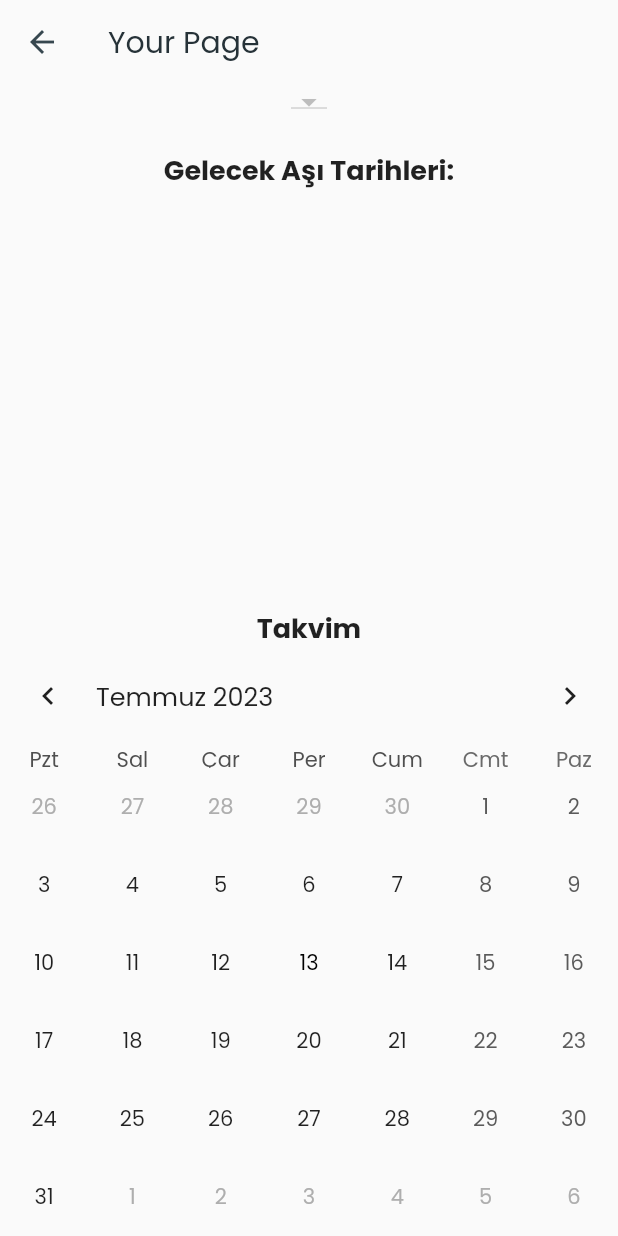
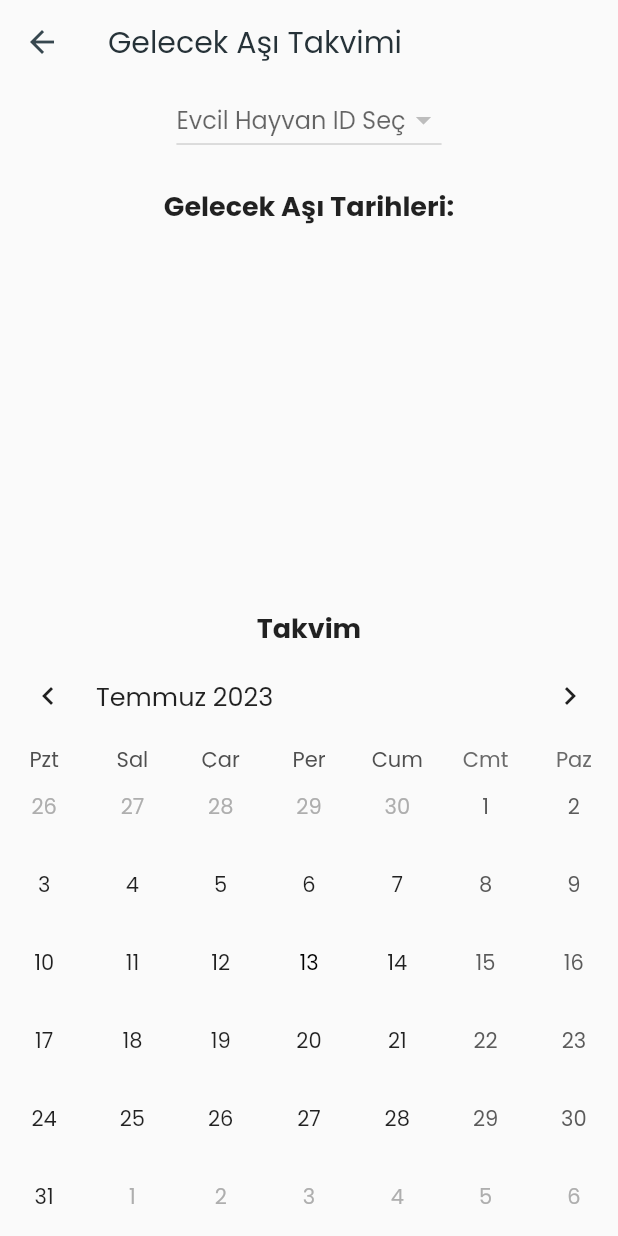
Before and after one commit to ElanurToptas/ANTHELION, a Flutter app: the YourPage screen opened directly, on a phone screen of 412 x 824 dp. Run offline on Flutter 3.47's test engine with Material 2 defaults, Android fonts, the phone set to English and light mode, and no system bars; drawn by our look-alikes of table_calendar; our stand-ins replace cloud_firestore, file_picker, firebase_auth, firebase_core, firebase_storage, flutter_heatmap_calendar and 4 more; missing offline and left inert: flutter_pdfview; accounts and stored records are empty.

Commit message:
minor fixes

```diff
--- a/lib/user_profile_pages/pages/user_vaccines.dart
+++ b/lib/user_profile_pages/pages/user_vaccines.dart
@@ -65,11 +65,12 @@ class _YourPageState extends State<YourPage> {
   Widget build(BuildContext context) {
     return Scaffold(
       appBar: AppBar(
-        title: Text('Your Page'),
+        title: Text('Gelecek Aşı Takvimi'),
       ),
       body: Column(
         children: [
           DropdownButton<String>(
+            hint: Text("Evcil Hayvan ID Seç"),
             value: _selectedPet,
             items: _pets.map((pet) {
               return DropdownMenuItem<String>(
```
